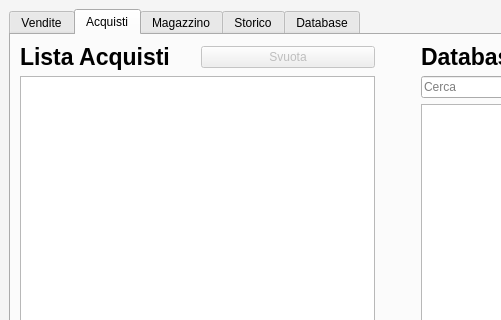
This is main.ui in salvogalati/pokemon-card-sales-manager as Qt 5 draws it before an edit; both pictures show x 0 to 501 and y 0 to 320 of the 796 by 473 pixel window. The edited form follows.
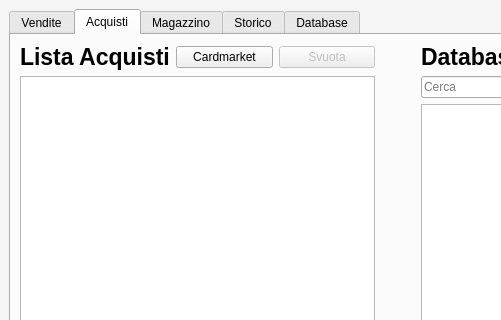
This is the edited form. The open tabs and pages were chosen to show the change. Icons and pictures are not drawn.

Commit message: Add functionality to open Cardmarket URLs from selected cards in the purchases table

Diff of the .ui file:
```diff
--- a/main.ui
+++ b/main.ui
@@ -335,6 +335,16 @@
               </property>
              </widget>
             </item>
+            <item>
+             <widget class="QPushButton" name="buttonAcquistiCardmarket">
+              <property name="enabled">
+               <bool>true</bool>
+              </property>
+              <property name="text">
+               <string>Cardmarket</string>
+              </property>
+             </widget>
+            </item>
             <item>
              <widget class="QPushButton" name="buttonSvuotaAcquisti">
               <property name="enabled">
```
Left out of the diff: 7 changed lines with no effect on the pictures. The commit also changes 2 other files.
